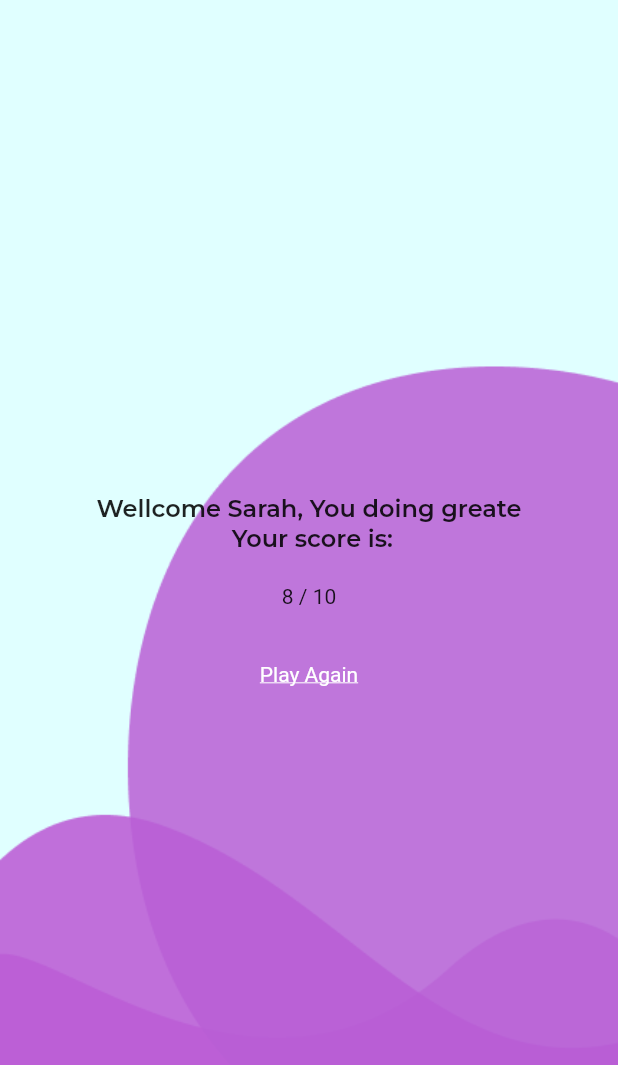
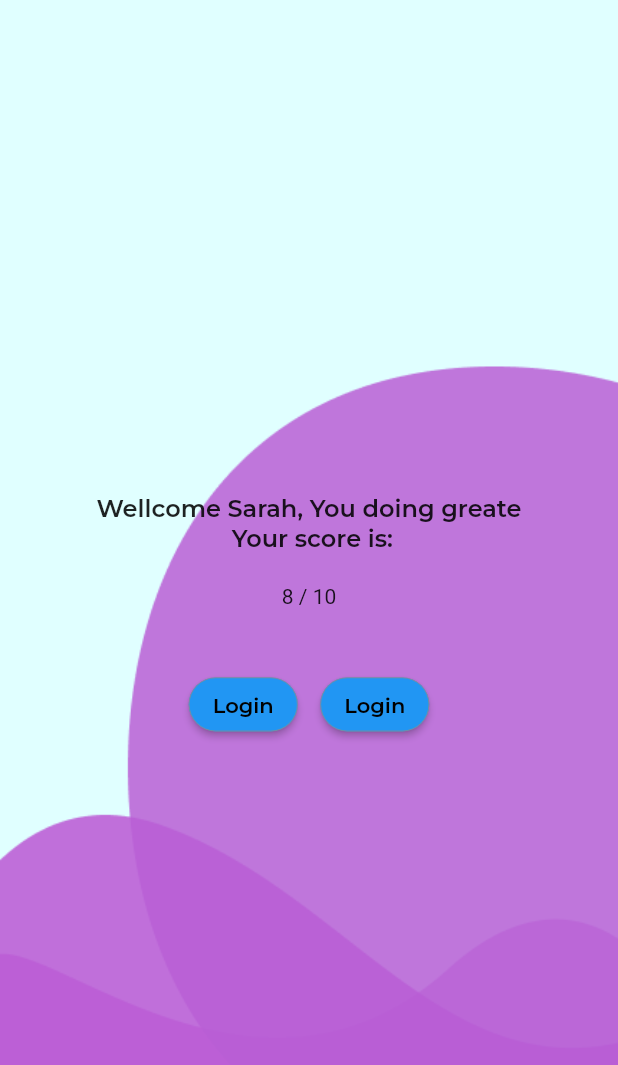
Before and after one commit to alaridisarah/birdquiz_app, a Flutter app: the screen it shows after launch, on a phone screen of 412 x 824 dp. Shown: the top 1065 px of the screen. Run offline on Flutter 3.47's test engine with Material 2 defaults, Android fonts, the phone set to English and light mode, and no system bars.

Commit message:
score screen v2

```diff
--- a/lib/screens/loginscreen.dart
+++ b/lib/screens/loginscreen.dart
@@ -2,6 +2,8 @@ import 'package:flutter/material.dart';
 import 'package:flutter/src/widgets/container.dart';
 import 'package:flutter/src/widgets/framework.dart';
 import 'package:quiz_app/screens/categoryscreen.dart';
+
+final _formKey = GlobalKey<FormState>();
 
 class loginscreen extends StatelessWidget {
   const loginscreen({Key? key}) : super(key: key);
--- a/lib/screens/scorescreen.dart
+++ b/lib/screens/scorescreen.dart
@@ -35,11 +35,60 @@ class scorescreen extends StatelessWidget {
           SizedBox(
             height: 20,
           ),
-          TextButton(
-            onPressed: () {},
-            child: Text("Play Again",
-                style: TextStyle(
-                    decoration: TextDecoration.underline, color: Colors.white)),
+          SizedBox(
+            height: 20,
+          ),
+          Center(
+            child: Row(
+              mainAxisAlignment: MainAxisAlignment.center,
+              children: [
+                ElevatedButton(
+                  onPressed: () {},
+                  child: Text(
+                    "Login",
+                    style: TextStyle(
+                        fontFamily: "Montserrat",
+                        fontWeight: FontWeight.bold,
+                        color: Colors.black),
+                  ),
+                  style: ButtonStyle(
+                      side: MaterialStateProperty.all<BorderSide>(BorderSide(
+                        color: Color.fromARGB(255, 140, 139, 139),
+                        width: 0.5,
+                      )),
+                      overlayColor: MaterialStateProperty.all<Color>(
+                          Color.fromARGB(255, 255, 255, 255)),
+                      shape: MaterialStateProperty.all(RoundedRectangleBorder(
+                          borderRadius: BorderRadius.circular(30.0))),
+                      foregroundColor:
+                          MaterialStateProperty.all<Color>(Colors.blue)),
+                ),
+                SizedBox(
+                  width: 15,
+                ),
+                ElevatedButton(
+                  onPressed: () {},
+                  child: Text(
+                    "Login",
+                    style: TextStyle(
+                        fontFamily: "Montserrat",
+                        fontWeight: FontWeight.bold,
+                        color: Colors.black),
+                  ),
+                  style: ButtonStyle(
+                      side: MaterialStateProperty.all<BorderSide>(BorderSide(
+                        color: Color.fromARGB(255, 140, 139, 139),
+                        width: 0.5,
+                      )),
+                      overlayColor: MaterialStateProperty.all<Color>(
+                          Color.fromARGB(255, 255, 255, 255)),
+                      shape: MaterialStateProperty.all(RoundedRectangleBorder(
+                          borderRadius: BorderRadius.circular(30.0))),
+                      foregroundColor:
+                          MaterialStateProperty.all<Color>(Colors.blue)),
+                )
+              ],
+            ),
           )
         ],
       )),
```
